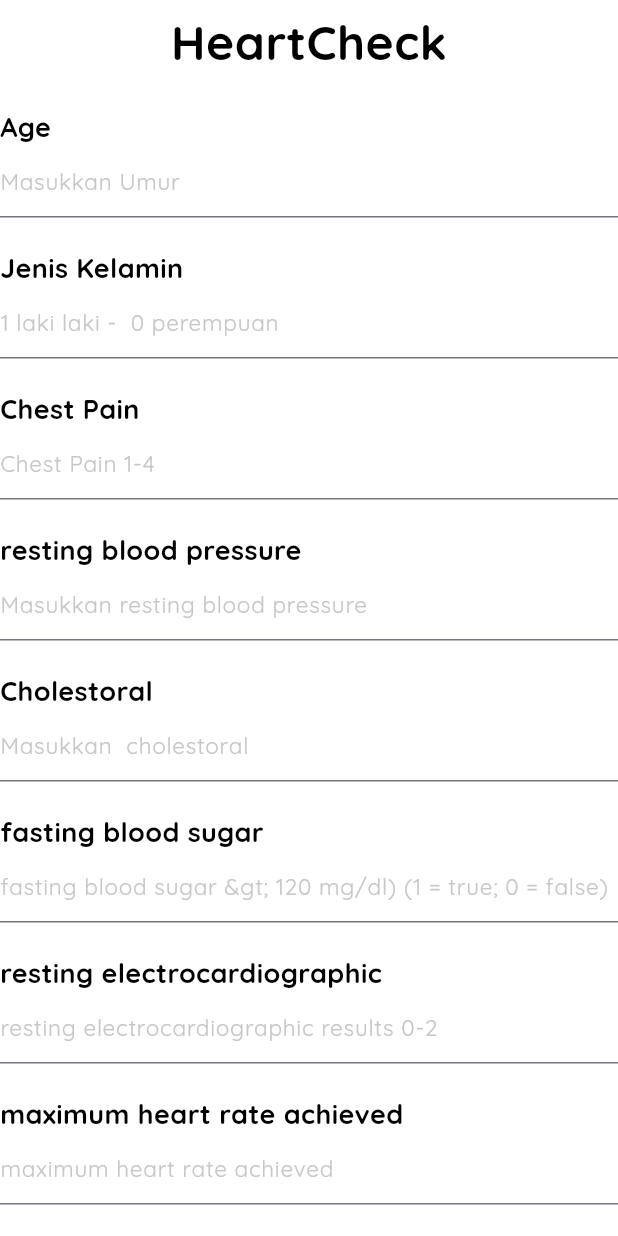
After one commit to sixxkr/heartguard, a Flutter app: the HeartCheck screen opened directly, on a phone screen of 412 x 824 dp. The commit adds this screen. Run offline on Flutter 3.47's test engine with Material 3 defaults, Android fonts, the phone set to English and light mode, and no system bars; our stand-ins replace bloc, firebase_auth, firebase_core, flutter_bloc, google_fonts, google_sign_in; accounts and stored records are empty.

Commit message:
Heart_Guard_1.0.0

```diff
--- a/tubes/lib/pages/login.dart
+++ b/tubes/lib/login.dart
@@ -4,7 +4,8 @@ import 'package:flutter_bloc/flutter_bloc.dart';
 import 'package:google_sign_in/google_sign_in.dart';
 import 'package:tubes/auth/auth_repo.dart';
 import 'package:tubes/bloc/login/login_cubic.dart';
-import 'package:tubes/pages/homescreen.dart';
+import 'package:tubes/pages/navigationmenu.dart';
+import 'package:tubes/pages/home/homescreen.dart';
 import 'package:tubes/styles/colors.dart';
 import 'package:tubes/styles/fonts.dart';
 import 'package:tubes/utils/routes.dart';
@@ -31,7 +32,7 @@ class _LoginScreenState extends State<LoginScreen> {
     return await FirebaseAuth.instance.signInWithCredential(credential).then(
         (value) async => await Navigator.pushAndRemoveUntil(
             context,
-            MaterialPageRoute(builder: (context) => HomeScreen()),
+            MaterialPageRoute(builder: (context) => NavigationMenu()),
             (route) => false));
   }
 
@@ -61,7 +62,7 @@ class _LoginScreenState extends State<LoginScreen> {
               content: Text(state.msg),
               backgroundColor: Colors.green,
             ));
-          Navigator.pushNamedAndRemoveUntil(context, rHome, (route) => false);
+          Navigator.pushNamedAndRemoveUntil(context, rNav, (route) => false);
         }
       },
       child: Container(
--- /dev/null
+++ b/tubes/lib/pages/heartcheck/heartcheck.dart
@@ -0,0 +1,334 @@
+import 'dart:convert';
+
+import 'package:flutter/material.dart';
+import 'package:flutter/services.dart';
+import 'package:tubes/styles/colors.dart';
+import 'package:tubes/styles/fonts.dart';
+import 'package:http/http.dart' as http;
+
+class HeartCheck extends StatefulWidget {
+  const HeartCheck({Key? key}) : super(key: key);
+  @override
+  State<HeartCheck> createState() => _Heartcheck();
+}
+
+class _Heartcheck extends State<HeartCheck> {
+  String? body = "";
+  final age = TextEditingController();
+  final sex = TextEditingController();
+  final cp = TextEditingController();
+  final trtbps = TextEditingController();
+  final chol = TextEditingController();
+  final fbs = TextEditingController();
+  final restecg = TextEditingController();
+  final thalachh = TextEditingController();
+  final exng = TextEditingController();
+  final oldpeak = TextEditingController();
+  final slp = TextEditingController();
+  final caa = TextEditingController();
+  final thall = TextEditingController();
+
+  Future Predict(
+    var age,
+    var sex,
+    var cp,
+    var trtbps,
+    var chol,
+    var fbs,
+    var restecg,
+    var thalachh,
+    var exng,
+    var oldpeak,
+    var slp,
+    var caa,
+    var thall,
+  ) async {
+    Map<String, String> requestHeaders = {
+      'Content-type': 'application/json',
+      'Accept': 'application/json',
+    };
+    Map<String, int> msg = {
+      'age': age,
+      'sex': sex,
+      'cp': cp,
+      'trtbps': trtbps,
+      'chol': chol,
+      'fbs': fbs,
+      'restecg': restecg,
+      'thalachh': thalachh,
+      'exng': exng,
+      'oldpeak': oldpeak,
+      'slp': slp,
+      'caa': caa,
+      'thall': thall,
+    };
+
+    var response = await http.post(
+      Uri.parse("http://10.0.2.2:5000/predict/api"),
+      body: jsonEncode(msg),
+      headers: requestHeaders,
+    );
+
+    setState(() {
+      body = response.body;
+    });
+  }
+
+  @override
+  Widget build(BuildContext context) {
+    return Scaffold(
+        body: Container(
+      color: bgColor2,
+      child: ListView(children: [
+        SizedBox(height: 5),
+        Center(
+          child: Text(
+            'HeartCheck',
+            style: heading1.copyWith(color: txtColor1),
+          ),
+        ),
+        SizedBox(height: 20),
+        Text(
+          'Age',
+          style: heading2.copyWith(color: txtColor1),
+        ),
+        TextFormField(
+          keyboardType: TextInputType.number,
+          inputFormatters: <TextInputFormatter>[
+            FilteringTextInputFormatter.digitsOnly
+          ],
+          decoration: InputDecoration(
+              hintText: 'Masukkan Umur',
+              hintStyle: txtshadow.copyWith(color: txtshadowlogin)),
+          controller: age,
+        ),
+        SizedBox(height: 20),
+        Text(
+          'Jenis Kelamin',
+          style: heading2.copyWith(color: txtColor1),
+        ),
+        TextFormField(
+          keyboardType: TextInputType.number,
+          inputFormatters: <TextInputFormatter>[
+            FilteringTextInputFormatter.digitsOnly
+          ],
+          decoration: InputDecoration(
+              hintText: '1 laki laki -  0 perempuan',
+              hintStyle: txtshadow.copyWith(color: txtshadowlogin)),
+          controller: sex,
+        ),
+        SizedBox(height: 20),
+        Text(
+          'Chest Pain',
+          style: heading2.copyWith(color: txtColor1),
+        ),
+        TextFormField(
+          keyboardType: TextInputType.number,
+          inputFormatters: <TextInputFormatter>[
+            FilteringTextInputFormatter.digitsOnly
+          ],
+          decoration: InputDecoration(
+              hintText: 'Chest Pain 1-4',
+              hintStyle: txtshadow.copyWith(color: txtshadowlogin)),
+          controller: cp,
+        ),
+        SizedBox(height: 20),
+        Text(
+          'resting blood pressure',
+          style: heading2.copyWith(color: txtColor1),
+        ),
+        TextFormField(
+          keyboardType: TextInputType.number,
+          inputFormatters: <TextInputFormatter>[
+            FilteringTextInputFormatter.digitsOnly
+          ],
+          decoration: InputDecoration(
+              hintText: 'Masukkan resting blood pressure',
+              hintStyle: txtshadow.copyWith(color: txtshadowlogin)),
+          controller: trtbps,
+        ),
+        SizedBox(height: 20),
+        Text(
+          'Cholestoral',
+          style: heading2.copyWith(color: txtColor1),
+        ),
+        TextFormField(
+          keyboardType: TextInputType.number,
+          inputFormatters: <TextInputFormatter>[
+            FilteringTextInputFormatter.digitsOnly
+          ],
+          decoration: InputDecoration(
+              hintText: 'Masukkan  cholestoral',
+              hintStyle: txtshadow.copyWith(color: txtshadowlogin)),
+          controller: chol,
+        ),
+        SizedBox(height: 20),
+        Text(
+          'fasting blood sugar',
+          style: heading2.copyWith(color: txtColor1),
+        ),
+        TextFormField(
+          keyboardType: TextInputType.number,
+          inputFormatters: <TextInputFormatter>[
+            FilteringTextInputFormatter.digitsOnly
+          ],
+          decoration: InputDecoration(
+              hintText:
+                  'fasting blood sugar &gt; 120 mg/dl) (1 = true; 0 = false)',
+              hintStyle: txtshadow.copyWith(color: txtshadowlogin)),
+          controller: fbs,
+        ),
+        SizedBox(height: 20),
+        Text(
+          'resting electrocardiographic',
+          style: heading2.copyWith(color: txtColor1),
+        ),
+        TextFormField(
+          keyboardType: TextInputType.number,
+          inputFormatters: <TextInputFormatter>[
+            FilteringTextInputFormatter.digitsOnly
+          ],
+          decoration: InputDecoration(
+              hintText: 'resting electrocardiographic results 0-2',
+              hintStyle: txtshadow.copyWith(color: txtshadowlogin)),
+          controller: restecg,
+        ),
+        SizedBox(height: 20),
+        Text(
+          'maximum heart rate achieved',
+          style: heading2.copyWith(color: txtColor1),
+        ),
+        TextFormField(
+          keyboardType: TextInputType.number,
+          inputFormatters: <TextInputFormatter>[
+            FilteringTextInputFormatter.digitsOnly
+          ],
+          decoration: InputDecoration(
+              hintText: 'maximum heart rate achieved ',
+              hintStyle: txtshadow.copyWith(color: txtshadowlogin)),
+          controller: thalachh,
+        ),
+        SizedBox(height: 20),
+        Text(
+          'exang',
+          style: heading2.copyWith(color: txtColor1),
+        ),
+        TextFormField(
+          keyboardType: TextInputType.number,
+          inputFormatters: <TextInputFormatter>[
+            FilteringTextInputFormatter.digitsOnly
+          ],
+          decoration: InputDecoration(
+              hintText: 'exercise induced angina (1 = yes; 0 = no)',
+              hintStyle: txtshadow.copyWith(color: txtshadowlogin)),
+          controller: exng,
+        ),
+        SizedBox(height: 20),
+        Text(
+          'oldpeak',
+          style: heading2.copyWith(color: txtColor1),
+        ),
+        TextFormField(
+          keyboardType: TextInputType.number,
+          inputFormatters: <TextInputFormatter>[
+            FilteringTextInputFormatter.digitsOnly
+          ],
+          decoration: InputDecoration(
+              hintText: 'ST depression induced by exercise relative to rest',
+              hintStyle: txtshadow.copyWith(color: txtshadowlogin)),
+          controller: oldpeak,
+        ),
+        SizedBox(height: 20),
+        Text(
+          'slp',
+          style: heading2.copyWith(color: txtColor1),
+        ),
+        TextFormField(
+          keyboardType: TextInputType.number,
+          inputFormatters: <TextInputFormatter>[
+            FilteringTextInputFormatter.digitsOnly
+          ],
+          decoration: InputDecoration(
+              hintText: 'the slope of the peak exercise ST segment',
+              hintStyle: txtshadow.copyWith(color: txtshadowlogin)),
+          controller: slp,
+        ),
+        SizedBox(height: 20),
+        Text(
+          'ca',
+          style: heading2.copyWith(color: txtColor1),
+        ),
+        TextFormField(
+          keyboardType: TextInputType.number,
+          inputFormatters: <TextInputFormatter>[
+            FilteringTextInputFormatter.digitsOnly
+          ],
+          decoration: InputDecoration(
+              hintText: 'number of major vessels (0-3) colored by flourosopy',
+              hintStyle: txtshadow.copyWith(color: txtshadowlogin)),
+          controller: caa,
+        ),
+        SizedBox(height: 20),
+        Text(
+          'thall',
+          style: heading2.copyWith(color: txtColor1),
+        ),
+        TextFormField(
+          keyboardType: TextInputType.number,
+          inputFormatters: <TextInputFormatter>[
+            FilteringTextInputFormatter.digitsOnly
+          ],
+          decoration: InputDecoration(
+              hintText: '1 = normal; 2 = fixed defect; 3 = reversable defect',
+              hintStyle: txtshadow.copyWith(color: txtshadowlogin)),
+          controller: thall,
+        ),
+        SizedBox(
+          height: 30,
+        ),
+        TextButton(
+          onPressed: () => Predict(
+              int.parse(age.text),
+              int.parse(sex.text),
+              int.parse(cp.text),
+              int.parse(trtbps.text),
+              int.parse(chol.text),
+              int.parse(fbs.text),
+              int.parse(restecg.text),
+              int.parse(thalachh.text),
+              int.parse(exng.text),
+              int.parse(oldpeak.text),
+              int.parse(slp.text),
+              int.parse(caa.text),
+              int.parse(thall.text)),
+          child: Text("Predict", style: txtbtn.copyWith(color: bgColor2)),
+          style: TextButton.styleFrom(
+              backgroundColor: bgColor1,
+              shape: RoundedRectangleBorder(
+                  borderRadius: BorderRadius.circular(10))),
+        ),
+        SizedBox(
+          height: 30,
+        ),
+        Center(child: LayoutBuilder(builder: (context, constraints) {
+          if (body! == "You have more chance to get heart attack") {
+            return Text(
+              body!,
+              style: txtshadow.copyWith(color: txtHasilMerah),
+            );
+          } else if (body! == "You have less chance to get heart attack") {
+            return Text(
+              body!,
+              style: txtshadow.copyWith(color: txtHasilHijau),
+            );
+          } else {
+            return Text(
+              body!,
+              style: txtshadow.copyWith(color: txtshadowheart),
+            );
+          }
+        })),
+      ]),
+    ));
+  }
+}
--- a/tubes/lib/splashscreen.dart
+++ b/tubes/lib/splashscreen.dart
@@ -1,7 +1,7 @@
 import 'dart:async';
 import 'package:flutter/material.dart';
 import 'package:flutter/widgets.dart';
-import 'package:tubes/pages/login.dart';
+import 'package:tubes/login.dart';
 import 'package:tubes/styles/colors.dart';
 import 'package:tubes/styles/fonts.dart';
 
--- a/tubes/pubspec.yaml
+++ b/tubes/pubspec.yaml
@@ -40,6 +40,8 @@ dependencies:
   bloc: ^8.1.2
   flutter_bloc: ^8.1.3
   google_sign_in: ^6.2.1
+  iconsax_flutter: ^1.0.0
+  http: ^1.0.0
 
 dev_dependencies:
   flutter_test:
```
Also changed, not shown: tubes/lib/apimodel.dart (added, +49 -0 lines), tubes/lib/pages/editprofile/editprofile.dart (added, +96 -0 lines), tubes/lib/pages/home/homescreen.dart (added, +51 -0 lines), tubes/lib/pages/homescreen.dart (deleted, +0 -19 lines), tubes/lib/pages/navigationmenu.dart (added, +95 -0 lines), tubes/lib/utils/routes.dart (+8 -3 lines), tubes/lib/pages/editprofile.dart (deleted), tubes/lib/pages/heartcheck.dart (deleted), tubes/lib/register.dart (renamed from tubes/lib/pages/register.dart), tubes/pubspec.lock, 5 other files.
